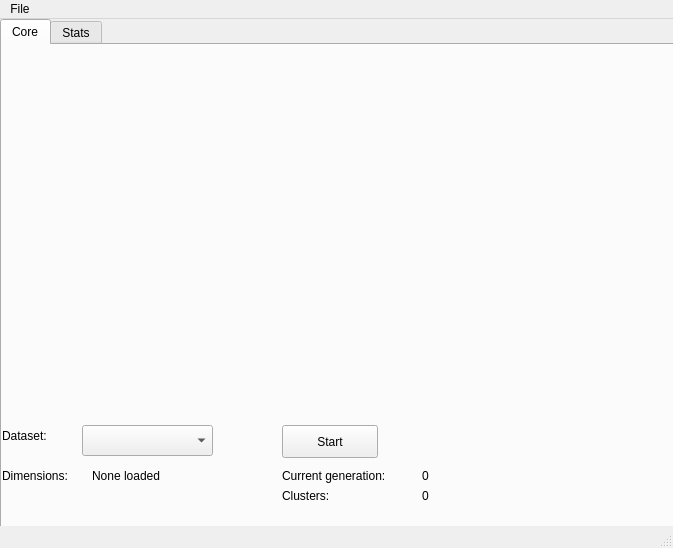
This is ui/gui.ui in iliavolyova/evo-clustering as Qt 5 draws it before an edit. The edited form follows.
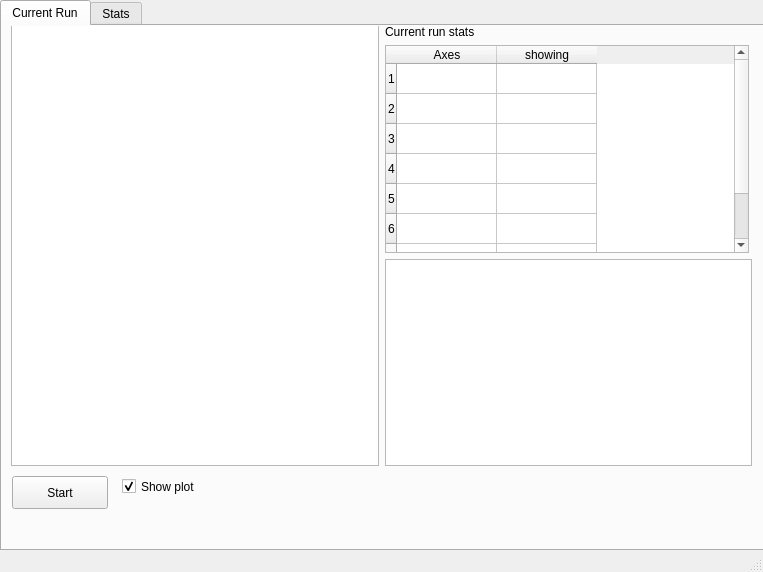
This is the edited form. Custom widgets are drawn as their Qt base class.

Patch:
```diff
--- a/ui/gui.ui
+++ b/ui/gui.ui
@@ -6,8 +6,8 @@
    <rect>
     <x>0</x>
     <y>0</y>
-    <width>673</width>
-    <height>548</height>
+    <width>763</width>
+    <height>572</height>
    </rect>
   </property>
   <property name="windowTitle">
@@ -19,89 +19,22 @@
      <rect>
       <x>0</x>
       <y>0</y>
-      <width>681</width>
-      <height>511</height>
+      <width>781</width>
+      <height>551</height>
      </rect>
     </property>
     <property name="currentIndex">
      <number>0</number>
     </property>
-    <widget class="QWidget" name="tab">
-     <property name="enabled">
-      <bool>true</bool>
-     </property>
+    <widget class="QWidget" name="tab_current">
      <attribute name="title">
-      <string>Core</string>
+      <string>Current Run</string>
      </attribute>
-     <widget class="QWidget" name="gridLayoutWidget">
+     <widget class="QPushButton" name="button_start">
       <property name="geometry">
        <rect>
-        <x>-1</x>
-        <y>-1</y>
-        <width>681</width>
-        <height>371</height>
-       </rect>
-      </property>
-      <layout class="QGridLayout" name="gridLayout">
-       <item row="0" column="0">
-        <widget class="QWidget" name="widget" native="true"/>
-       </item>
-      </layout>
-     </widget>
-     <widget class="QComboBox" name="comboBox">
-      <property name="geometry">
-       <rect>
-        <x>80</x>
-        <y>380</y>
-        <width>131</width>
-        <height>31</height>
-       </rect>
-      </property>
-     </widget>
-     <widget class="QLabel" name="label">
-      <property name="geometry">
-       <rect>
-        <x>0</x>
-        <y>380</y>
-        <width>71</width>
-        <height>21</height>
-       </rect>
-      </property>
-      <property name="text">
-       <string>Dataset:</string>
-      </property>
-     </widget>
-     <widget class="QLabel" name="label_2">
-      <property name="geometry">
-       <rect>
-        <x>0</x>
-        <y>420</y>
-        <width>91</width>
-        <height>21</height>
-       </rect>
-      </property>
-      <property name="text">
-       <string>Dimensions:</string>
-      </property>
-     </widget>
-     <widget class="QLabel" name="dimensionLabel">
-      <property name="geometry">
-       <rect>
-        <x>90</x>
-        <y>420</y>
-        <width>111</width>
-        <height>21</height>
-       </rect>
-      </property>
-      <property name="text">
-       <string>None loaded</string>
-      </property>
-     </widget>
-     <widget class="QPushButton" name="startButton">
-      <property name="geometry">
-       <rect>
-        <x>280</x>
-        <y>380</y>
+        <x>10</x>
+        <y>450</y>
         <width>96</width>
         <height>33</height>
        </rect>
@@ -110,57 +43,97 @@
        <string>Start</string>
       </property>
      </widget>
-     <widget class="QLabel" name="label_3">
+     <widget class="QCheckBox" name="checkBox_plotShowing">
       <property name="geometry">
        <rect>
-        <x>280</x>
-        <y>420</y>
-        <width>131</width>
-        <height>21</height>
-       </rect>
-      </property>
-      <property name="text">
-       <string>Current generation:</string>
-      </property>
-     </widget>
-     <widget class="QLabel" name="label_4">
-      <property name="geometry">
-       <rect>
-        <x>280</x>
+        <x>120</x>
         <y>440</y>
-        <width>65</width>
-        <height>21</height>
+        <width>101</width>
+        <height>41</height>
        </rect>
       </property>
       <property name="text">
-       <string>Clusters:</string>
+       <string>Show plot</string>
       </property>
-     </widget>
-     <widget class="QLabel" name="generationLabel">
-      <property name="geometry">
-       <rect>
-        <x>420</x>
-        <y>420</y>
-        <width>65</width>
-        <height>21</height>
-       </rect>
+      <property name="checked">
+       <bool>true</bool>
       </property>
-      <property name="text">
-       <string>0</string>
-      </property>
      </widget>
-     <widget class="QLabel" name="clusterNumLabel">
+     <widget class="QWidget" name="horizontalLayoutWidget">
       <property name="geometry">
        <rect>
-        <x>420</x>
-        <y>440</y>
-        <width>65</width>
-        <height>21</height>
+        <x>9</x>
+        <y>-1</y>
+        <width>741</width>
+        <height>441</height>
        </rect>
       </property>
-      <property name="text">
-       <string>0</string>
-      </property>
+      <layout class="QHBoxLayout" name="horizontalLayout">
+       <item>
+        <layout class="QVBoxLayout" name="verticalLayout_3">
+         <item>
+          <widget class="ParameterTree" name="graphicsView"/>
+         </item>
+        </layout>
+       </item>
+       <item>
+        <layout class="QVBoxLayout" name="verticalLayout_2">
+         <item>
+          <widget class="QLabel" name="label">
+           <property name="text">
+            <string>Current run stats</string>
+           </property>
+          </widget>
+         </item>
+         <item>
+          <widget class="QTableWidget" name="table_axes">
+           <property name="maximumSize">
+            <size>
+             <width>364</width>
+             <height>16777215</height>
+            </size>
+           </property>
+           <property name="rowCount">
+            <number>8</number>
+           </property>
+           <property name="columnCount">
+            <number>2</number>
+           </property>
+           <attribute name="horizontalHeaderVisible">
+            <bool>true</bool>
+           </attribute>
+           <attribute name="horizontalHeaderCascadingSectionResizes">
+            <bool>false</bool>
+           </attribute>
+           <attribute name="horizontalHeaderDefaultSectionSize">
+            <number>100</number>
+           </attribute>
+           <row/>
+           <row/>
+           <row/>
+           <row/>
+           <row/>
+           <row/>
+           <row/>
+           <row/>
+           <column>
+            <property name="text">
+             <string>Axes</string>
+            </property>
+           </column>
+           <column>
+            <property name="text">
+             <string>showing</string>
+            </property>
+           </column>
+          </widget>
+         </item>
+         <item>
+          <widget class="PlotWidget" name="histogram_widget"/>
+         </item>
+        </layout>
+       </item>
+      </layout>
      </widget>
     </widget>
     <widget class="QWidget" name="tab_2">
@@ -175,19 +148,10 @@
     <rect>
      <x>0</x>
      <y>0</y>
-     <width>673</width>
+     <width>763</width>
      <height>27</height>
     </rect>
    </property>
-   <widget class="QMenu" name="menuFuke">
-    <property name="title">
-     <string>File</string>
-    </property>
-    <addaction name="actionSave_Image"/>
-    <addaction name="separator"/>
-    <addaction name="actionExit"/>
-   </widget>
-   <addaction name="menuFuke"/>
   </widget>
   <widget class="QStatusBar" name="statusbar"/>
   <action name="actionSave_Image">
@@ -201,6 +165,18 @@
    </property>
   </action>
  </widget>
+ <customwidgets>
+  <customwidget>
+   <class>ParameterTree</class>
+   <extends>QGraphicsView</extends>
+   <header>pyqtgraph</header>
+  </customwidget>
+  <customwidget>
+   <class>PlotWidget</class>
+   <extends>QGraphicsView</extends>
+   <header>pyqtgraph</header>
+  </customwidget>
+ </customwidgets>
  <resources/>
  <connections/>
 </ui>
```
Left out of the diff: 14 changed lines with no effect on the pictures.
